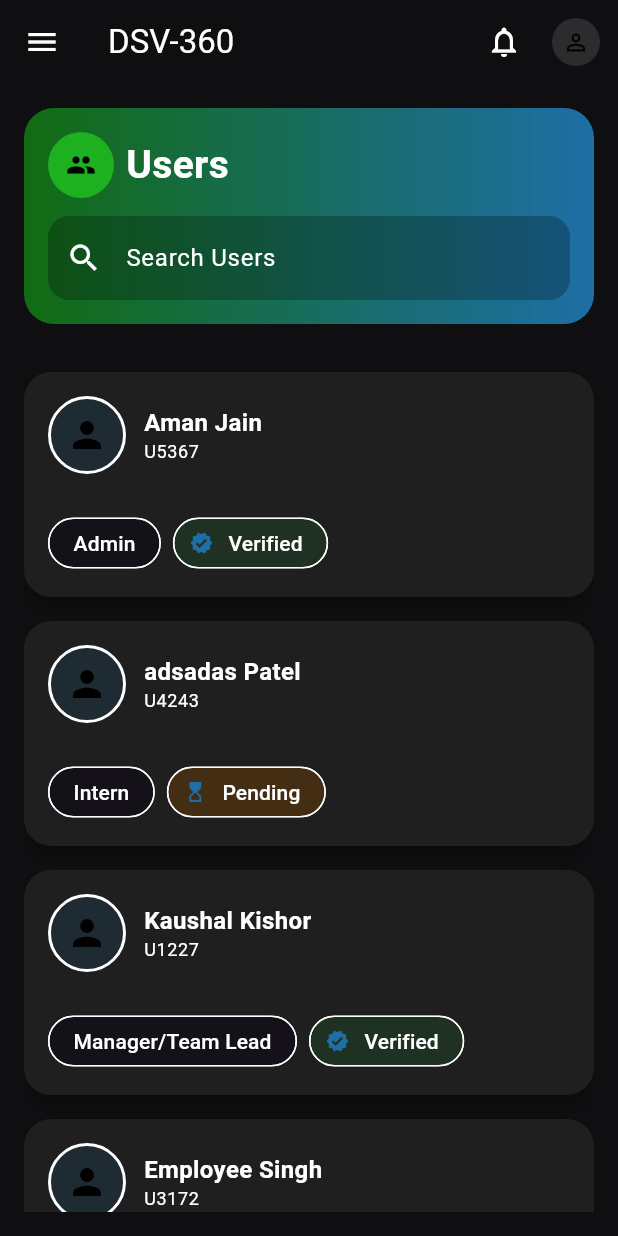
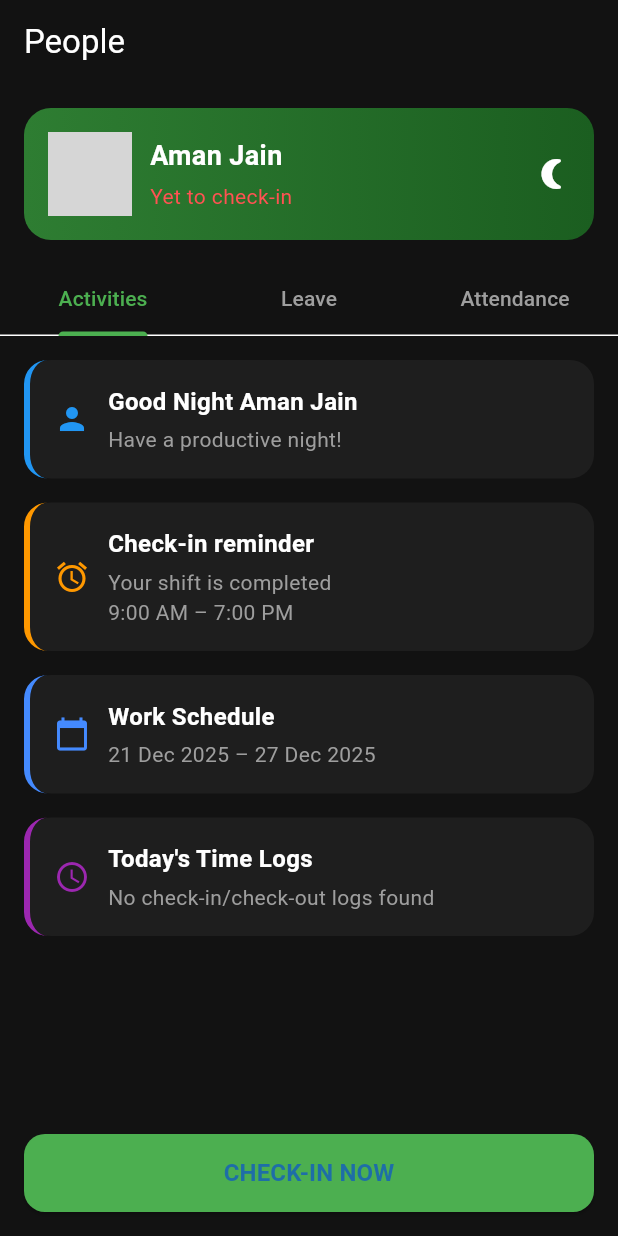
Before and after one commit to ankit76350dsv/dsv360_mobile_app, a Flutter app: the screen it shows after launch, on a phone screen of 412 x 824 dp. Run offline on Flutter 3.47's test engine with Material 3 defaults, Android fonts, the phone set to English and light mode, and no system bars; our stand-ins replace dio, fl_chart, flutter_riverpod, go_router; grey boxes are pictures that could not be loaded.

Commit message:
added people Page basic UI

```diff
--- a/lib/main.dart
+++ b/lib/main.dart
@@ -1,11 +1,13 @@
 // lib/main.dart
 import 'package:dsv360/core/constants/theme.dart';
 import 'package:dsv360/views/dashboard/dashboard_page.dart';
+import 'package:dsv360/views/people/people_page.dart';
 import 'package:dsv360/views/profile/profile_page.dart';
 import 'package:dsv360/views/users/users_page.dart';
 import 'package:flutter/material.dart';
+import 'package:flutter_riverpod/flutter_riverpod.dart';
 
-void main() => runApp(const MyApp());
+void main() => runApp(const ProviderScope(child: MyApp()));
 
 class MyApp extends StatelessWidget {
   const MyApp({super.key});
@@ -19,7 +21,8 @@ class MyApp extends StatelessWidget {
 
       // home: const ProfilePage(),
       // home: const DashboardPage(),
-      home: const UsersPage(),
+      // home: const UsersPage(),
+      home: const PeoplePage(),
     );
   }
 }
--- a/lib/models/project.dart
+++ b/lib/models/project.dart
@@ -3,12 +3,14 @@ class Project {
   final String name;
   final String status;
   final int tasksCount;
+  final DateTime? startDate;
 
   Project({
     required this.id,
     required this.name,
     required this.status,
     this.tasksCount = 0,
+    this.startDate,
   });
 
   factory Project.fromJson(Map<String, dynamic> json) => Project(
@@ -16,6 +18,7 @@ class Project {
         name: json['name']?.toString() ?? '',
         status: json['status']?.toString() ?? 'unknown',
         tasksCount: (json['tasks_count'] is int) ? json['tasks_count'] as int : int.tryParse(json['tasks_count']?.toString() ?? '') ?? 0,
+        startDate: json['start_date'] != null ? DateTime.tryParse(json['start_date'].toString()) : null,
       );
 
   Map<String, dynamic> toJson() => {
@@ -23,5 +26,6 @@ class Project {
         'name': name,
         'status': status,
         'tasks_count': tasksCount,
+        'start_date': startDate?.toIso8601String(),
       };
 }
--- /dev/null
+++ b/lib/views/people/people_page.dart
@@ -0,0 +1,262 @@
+import 'package:flutter/material.dart';
+
+class PeoplePage extends StatefulWidget {
+  const PeoplePage({super.key});
+
+  @override
+  State<PeoplePage> createState() => _PeoplePageState();
+}
+
+class _PeoplePageState extends State<PeoplePage>
+    with SingleTickerProviderStateMixin {
+  late final TabController _tabController;
+
+  @override
+  void initState() {
+    super.initState();
+    _tabController = TabController(length: 3, vsync: this);
+  }
+
+  @override
+  void dispose() {
+    _tabController.dispose();
+    super.dispose();
+  }
+
+  @override
+  Widget build(BuildContext context) {
+    final isDark = Theme.of(context).brightness == Brightness.dark;
+
+    return Scaffold(
+      backgroundColor: const Color(0xFF121212),
+      appBar: AppBar(
+        title: const Text('People'),
+        backgroundColor: Colors.transparent,
+        elevation: 0,
+      ),
+
+      /// 🔽 CHECK-IN BUTTON (BEST MOBILE PLACEMENT)
+      bottomNavigationBar: Padding(
+        padding: const EdgeInsets.all(16),
+        child: SizedBox(
+          height: 52,
+          child: ElevatedButton(
+            onPressed: () {
+              // TODO: trigger check-in
+            },
+            style: ElevatedButton.styleFrom(
+              backgroundColor: Colors.green,
+              shape: RoundedRectangleBorder(
+                borderRadius: BorderRadius.circular(14),
+              ),
+            ),
+            child: const Text(
+              'CHECK-IN NOW',
+              style: TextStyle(fontSize: 16, fontWeight: FontWeight.bold),
+            ),
+          ),
+        ),
+      ),
+
+      body: Column(
+        children: [
+          /// 👤 PROFILE HEADER
+          _ProfileHeader(isDark: isDark),
+
+          /// 🗂️ TABS
+          TabBar(
+            controller: _tabController,
+            indicatorColor: Colors.green,
+            labelColor: Colors.green,
+            unselectedLabelColor: Colors.grey,
+            tabs: const [
+              Tab(text: 'Activities'),
+              Tab(text: 'Leave'),
+              Tab(text: 'Attendance'),
+            ],
+          ),
+
+          /// 📄 TAB CONTENT
+          Expanded(
+            child: TabBarView(
+              controller: _tabController,
+              children: const [
+                _ActivitiesTab(),
+                _LeaveTab(),
+                _AttendanceTab(),
+              ],
+            ),
+          ),
+        ],
+      ),
+    );
+  }
+}
+
+
+
+class _ProfileHeader extends StatelessWidget {
+  final bool isDark;
+
+  const _ProfileHeader({required this.isDark});
+
+  @override
+  Widget build(BuildContext context) {
+    return Container(
+      margin: const EdgeInsets.all(16),
+      padding: const EdgeInsets.all(16),
+      decoration: BoxDecoration(
+        borderRadius: BorderRadius.circular(18),
+        gradient: const LinearGradient(
+          colors: [Color(0xFF2E7D32), Color(0xFF1B5E20)],
+        ),
+      ),
+      child: Row(
+        children: [
+          const CircleAvatar(
+            radius: 28,
+            backgroundImage: AssetImage('assets/avatar.png'), // optional
+          ),
+          const SizedBox(width: 12),
+          Expanded(
+            child: Column(
+              crossAxisAlignment: CrossAxisAlignment.start,
+              children: const [
+                Text(
+                  'Aman Jain',
+                  style: TextStyle(
+                    fontSize: 18,
+                    fontWeight: FontWeight.bold,
+                  ),
+                ),
+                SizedBox(height: 4),
+                Text(
+                  'Yet to check-in',
+                  style: TextStyle(color: Colors.redAccent),
+                ),
+              ],
+            ),
+          ),
+          const Icon(Icons.nightlight_round, color: Colors.white),
+        ],
+      ),
+    );
+  }
+}
+
+
+
+class _ActivitiesTab extends StatelessWidget {
+  const _ActivitiesTab();
+
+  @override
+  Widget build(BuildContext context) {
+    return ListView(
+      padding: const EdgeInsets.all(16),
+      children: const [
+        _InfoCard(
+          title: 'Good Night Aman Jain',
+          subtitle: 'Have a productive night!',
+          icon: Icons.person,
+          accentColor: Colors.blue,
+        ),
+        _InfoCard(
+          title: 'Check-in reminder',
+          subtitle: 'Your shift is completed\n9:00 AM – 7:00 PM',
+          icon: Icons.alarm,
+          accentColor: Colors.orange,
+        ),
+        _InfoCard(
+          title: 'Work Schedule',
+          subtitle: '21 Dec 2025 – 27 Dec 2025',
+          icon: Icons.calendar_today,
+          accentColor: Colors.blueAccent,
+        ),
+        _InfoCard(
+          title: 'Today\'s Time Logs',
+          subtitle: 'No check-in/check-out logs found',
+          icon: Icons.schedule,
+          accentColor: Colors.purple,
+        ),
+      ],
+    );
+  }
+}
+
+
+
+
+
+class _InfoCard extends StatelessWidget {
+  final String title;
+  final String subtitle;
+  final IconData icon;
+  final Color accentColor;
+
+  const _InfoCard({
+    required this.title,
+    required this.subtitle,
+    required this.icon,
+    required this.accentColor,
+  });
+
+  @override
+  Widget build(BuildContext context) {
+    return Container(
+      margin: const EdgeInsets.only(bottom: 16),
+      padding: const EdgeInsets.all(16),
+      decoration: BoxDecoration(
+        color: const Color(0xFF1E1E1E),
+        borderRadius: BorderRadius.circular(16),
+        border: Border(
+          left: BorderSide(color: accentColor, width: 4),
+        ),
+      ),
+      child: Row(
+        children: [
+          Icon(icon, color: accentColor),
+          const SizedBox(width: 12),
+          Expanded(
+            child: Column(
+              crossAxisAlignment: CrossAxisAlignment.start,
+              children: [
+                Text(title,
+                    style: const TextStyle(
+                        fontSize: 16, fontWeight: FontWeight.w600)),
+                const SizedBox(height: 4),
+                Text(
+                  subtitle,
+                  style: const TextStyle(color: Colors.grey),
+                ),
+              ],
+            ),
+          ),
+        ],
+      ),
+    );
+  }
+}
+
+
+
+class _LeaveTab extends StatelessWidget {
+  const _LeaveTab();
+
+  @override
+  Widget build(BuildContext context) {
+    return const Center(
+      child: Text('Leave details coming soon'),
+    );
+  }
+}
+
+class _AttendanceTab extends StatelessWidget {
+  const _AttendanceTab();
+
+  @override
+  Widget build(BuildContext context) {
+    return const Center(
+      child: Text('Attendance history coming soon'),
+    );
+  }
+}
```
Also changed, not shown: lib/core/network/dio_client.dart (added, +200 -0 lines), lib/repositories/project_repository.dart (+40 -3 lines), lib/repositories/users_repository.dart (added, +82 -0 lines), lib/views/users/user_details_page.dart (+85 -6 lines), lib/views/users/users_page.dart (+38 -2 lines).
